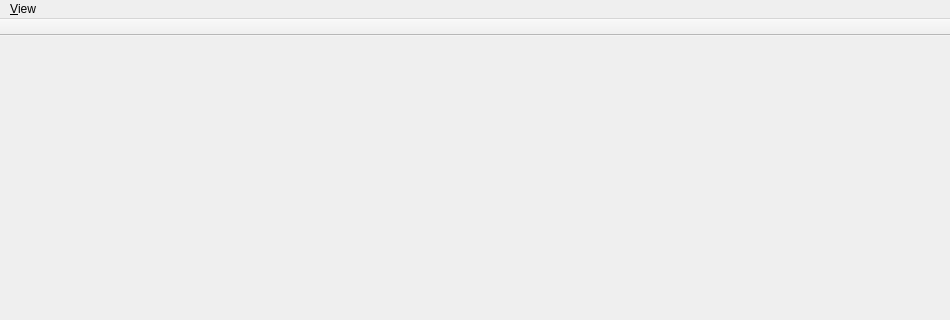
rprichard/CxxCodeBrowser, file navigator/MainWindow.ui: the form before one commit; both pictures show x 0 to 950 and y 0 to 320 of the 950 by 950 pixel window.
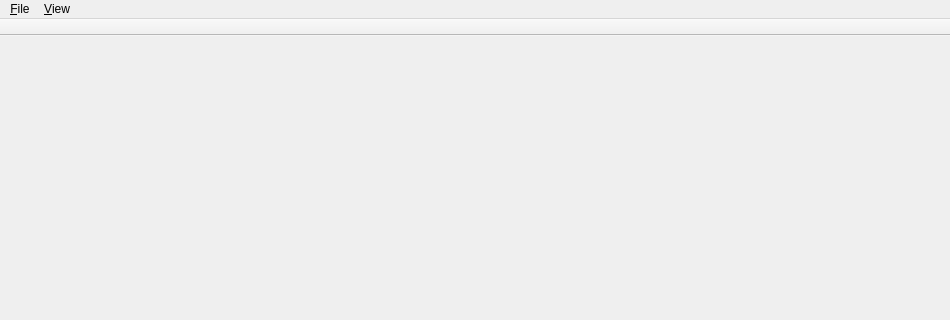
The form after the commit.

```diff
--- a/navigator/MainWindow.ui
+++ b/navigator/MainWindow.ui
@@ -23,13 +23,20 @@
      <height>25</height>
     </rect>
    </property>
-   <widget class="QMenu" name="menu_View">
+   <widget class="QMenu" name="menuView">
     <property name="title">
      <string>&amp;View</string>
     </property>
     <addaction name="action_File_List"/>
    </widget>
-   <addaction name="menu_View"/>
+   <widget class="QMenu" name="menuFile">
+    <property name="title">
+     <string>&amp;File</string>
+    </property>
+    <addaction name="actionFileExit"/>
+   </widget>
+   <addaction name="menuFile"/>
+   <addaction name="menuView"/>
   </widget>
   <widget class="QStatusBar" name="statusBar"/>
   <widget class="QToolBar" name="toolBar">
```
Left out of the diff: 34 changed lines with no effect on the pictures.
